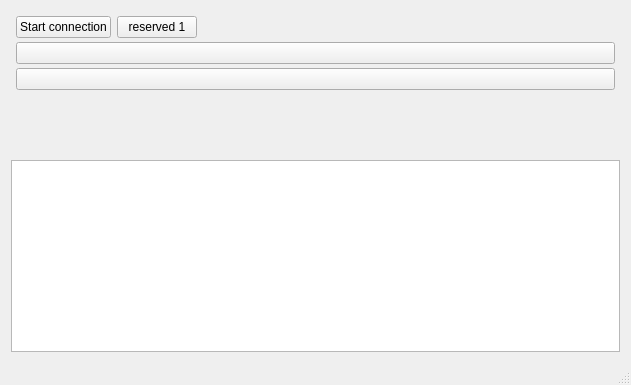
First picture: the form in Qt/App_Socket/AppMainWindow.ui, repository isrepeat/Cpp, before the edit.
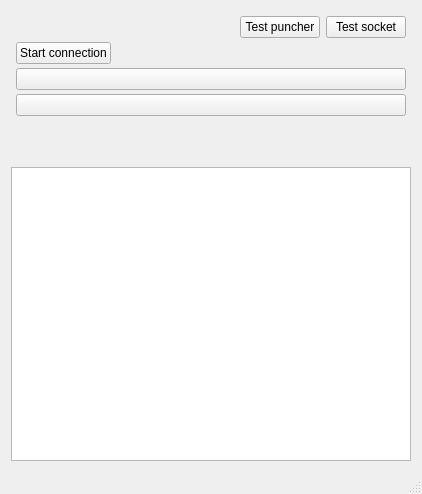
Second picture: the form after the edit. Custom widgets are drawn as their Qt base class.

Commit message: Add btns to AppMainWindow

The edit to the form file:
```diff
--- a/Qt/App_Socket/AppMainWindow.ui
+++ b/Qt/App_Socket/AppMainWindow.ui
@@ -6,8 +6,8 @@
    <rect>
     <x>0</x>
     <y>0</y>
-    <width>631</width>
-    <height>385</height>
+    <width>418</width>
+    <height>494</height>
    </rect>
   </property>
   <property name="windowTitle">
@@ -32,7 +32,7 @@
       <property name="maximumSize">
        <size>
         <width>16777215</width>
-        <height>16777215</height>
+        <height>150</height>
        </size>
       </property>
       <layout class="QVBoxLayout" name="verticalLayout_2">
@@ -60,6 +60,50 @@
           <enum>QLayout::SetDefaultConstraint</enum>
          </property>
          <item>
+          <widget class="QLabel" name="lbTestMode">
+           <property name="text">
+            <string/>
+           </property>
+          </widget>
+         </item>
+         <item>
+          <spacer name="cotrolPanel_Buttons_HSpacer">
+           <property name="orientation">
+            <enum>Qt::Horizontal</enum>
+           </property>
+           <property name="sizeHint" stdset="0">
+            <size>
+             <width>40</width>
+             <height>20</height>
+            </size>
+           </property>
+          </spacer>
+         </item>
+         <item>
+          <widget class="QPushButton" name="btnTestPucher">
+           <property name="text">
+            <string>Test puncher</string>
+           </property>
+          </widget>
+         </item>
+         <item>
+          <widget class="QPushButton" name="btnTestSocket">
+           <property name="text">
+            <string>Test socket</string>
+           </property>
+          </widget>
+         </item>
+        </layout>
+       </item>
+       <item>
+        <layout class="QHBoxLayout" name="cotrolPanel_Buttons_HL_3">
+         <property name="spacing">
+          <number>6</number>
+         </property>
+         <property name="sizeConstraint">
+          <enum>QLayout::SetDefaultConstraint</enum>
+         </property>
+         <item>
           <widget class="QPushButton" name="btnStartConnection">
            <property name="text">
             <string>Start connection</string>
@@ -67,14 +111,7 @@
           </widget>
          </item>
          <item>
-          <widget class="QPushButton" name="btnReserved_1">
-           <property name="text">
-            <string>reserved 1</string>
-           </property>
-          </widget>
-         </item>
-         <item>
-          <spacer name="cotrolPanel_Buttons_HSpacer">
+          <spacer name="cotrolPanel_Buttons_2_HSpacer">
            <property name="orientation">
             <enum>Qt::Horizontal</enum>
            </property>
```
Left out of the diff: 2 changed lines with no effect on the pictures. The commit also changes 2 other files.
